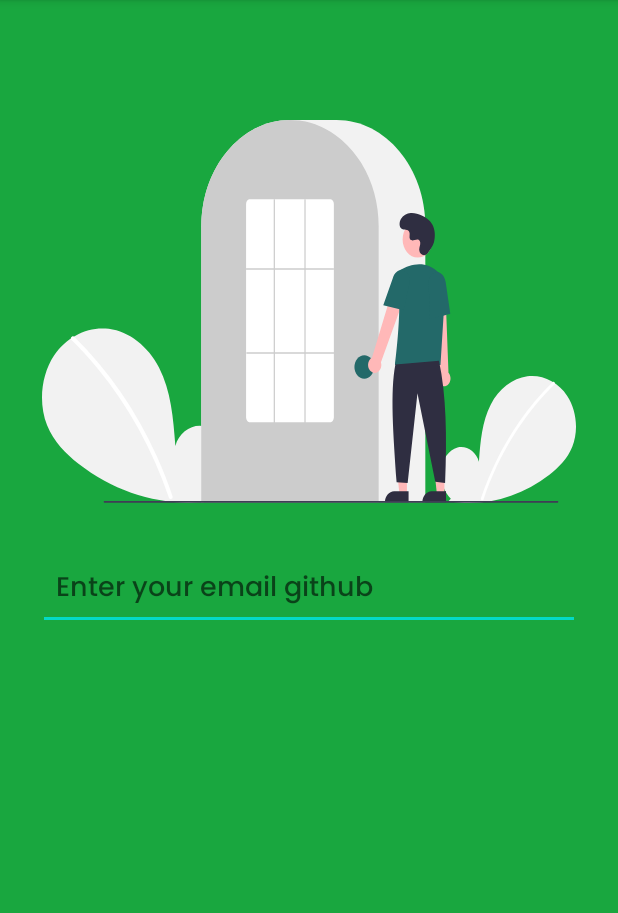
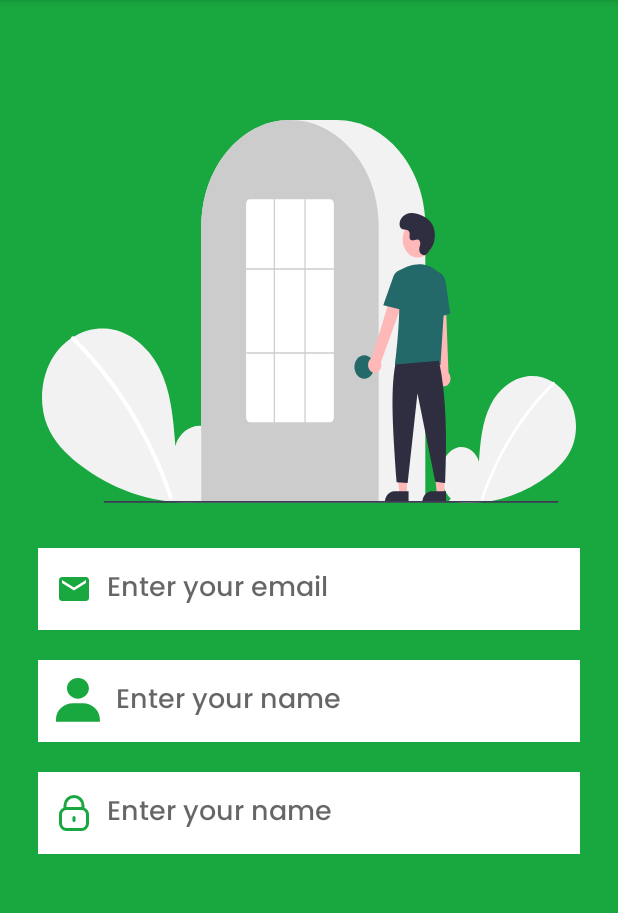
Before and after one commit to chetan7020/FoodBankApp, an Android app: the UserLoginActivity screen opened directly, with no data from a screen before it, on a phone screen of 412 x 824 dp, the part 84-997 px from its top. Run offline under Robolectric (Android 15) with nearby library versions, the phone set to English and light mode, and no system bars.

Commit message:
some changes

```diff
--- a/app/src/main/java/com/codizcdp/foodbanksurplus/UserLoginActivity.java
+++ b/app/src/main/java/com/codizcdp/foodbanksurplus/UserLoginActivity.java
@@ -1,8 +1,12 @@
 package com.codizcdp.foodbanksurplus;
 
 import androidx.appcompat.app.AppCompatActivity;
+import androidx.appcompat.app.AppCompatDelegate;
 
+import android.os.Build;
 import android.os.Bundle;
+import android.view.Window;
+import android.view.WindowManager;
 
 public class UserLoginActivity extends AppCompatActivity {
 
@@ -11,5 +15,15 @@ public class UserLoginActivity extends AppCompatActivity {
     protected void onCreate(Bundle savedInstanceState) {
         super.onCreate(savedInstanceState);
         setContentView(R.layout.activity_user_login);
+
+        AppCompatDelegate.setDefaultNightMode(AppCompatDelegate.MODE_NIGHT_NO);
+
+        if (Build.VERSION.SDK_INT >= 21) {
+            Window window = this.getWindow();
+            window.addFlags(WindowManager.LayoutParams.FLAG_DRAWS_SYSTEM_BAR_BACKGROUNDS);
+            window.clearFlags(WindowManager.LayoutParams.FLAG_TRANSLUCENT_STATUS);
+            window.setStatusBarColor(this.getResources().getColor(R.color.theme));
+            window.setNavigationBarColor(this.getResources().getColor(R.color.theme));
+        }
     }
 }
--- /dev/null
+++ b/app/src/main/res/drawable/email.xml
@@ -0,0 +1,14 @@
+<!--<vector xmlns:android="http://schemas.android.com/apk/res/android"-->
+<!--    android:width="512dp"-->
+<!--    android:height="512dp"-->
+<!--    android:viewportWidth="24"-->
+<!--    android:viewportHeight="24">-->
+<!--  <path-->
+<!--      android:fillColor="#FFFFFF"-->
+<!--      android:pathData="M19,1H5A5.006,5.006 0,0 0,0 6V18a5.006,5.006 0,0 0,5 5H19a5.006,5.006 0,0 0,5 -5V6A5.006,5.006 0,0 0,19 1ZM5,3H19a3,3 0,0 1,2.78 1.887l-7.658,7.659a3.007,3.007 0,0 1,-4.244 0L2.22,4.887A3,3 0,0 1,5 3ZM19,21H5a3,3 0,0 1,-3 -3V7.5L8.464,13.96a5.007,5.007 0,0 0,7.072 0L22,7.5V18A3,3 0,0 1,19 21Z"/>-->
+<!--</vector>-->
+<vector android:height="24dp" android:tint="@color/theme"
+    android:viewportHeight="24" android:viewportWidth="24"
+    android:width="24dp" xmlns:android="http://schemas.android.com/apk/res/android">
+  <path android:fillColor="@android:color/white" android:pathData="M20,4L4,4c-1.1,0 -1.99,0.9 -1.99,2L2,18c0,1.1 0.9,2 2,2h16c1.1,0 2,-0.9 2,-2L22,6c0,-1.1 -0.9,-2 -2,-2zM20,8l-8,5 -8,-5L4,6l8,5 8,-5v2z"/>
+</vector>
--- /dev/null
+++ b/app/src/main/res/drawable/password_svg.xml
@@ -0,0 +1,12 @@
+<vector xmlns:android="http://schemas.android.com/apk/res/android"
+    android:width="24dp"
+    android:height="24dp"
+    android:viewportWidth="24"
+    android:viewportHeight="24">
+  <path
+      android:fillColor="@color/theme"
+      android:pathData="M19,8.424V7A7,7 0,0 0,5 7V8.424A5,5 0,0 0,2 13v6a5.006,5.006 0,0 0,5 5H17a5.006,5.006 0,0 0,5 -5V13A5,5 0,0 0,19 8.424ZM7,7A5,5 0,0 1,17 7V8H7ZM20,19a3,3 0,0 1,-3 3H7a3,3 0,0 1,-3 -3V13a3,3 0,0 1,3 -3H17a3,3 0,0 1,3 3Z"/>
+  <path
+      android:fillColor="@color/theme"
+      android:pathData="M12,14a1,1 0,0 0,-1 1v2a1,1 0,0 0,2 0V15A1,1 0,0 0,12 14Z"/>
+</vector>
--- /dev/null
+++ b/app/src/main/res/drawable/profile_svg.xml
@@ -0,0 +1,9 @@
+<vector xmlns:android="http://schemas.android.com/apk/res/android"
+    android:width="30dp"
+    android:height="30dp"
+    android:viewportWidth="30"
+    android:viewportHeight="30">
+  <path
+      android:pathData="M7.313,6.895C7.313,10.696 10.593,13.789 14.625,13.789C18.657,13.789 21.938,10.696 21.938,6.895C21.938,3.093 18.657,0 14.625,0C10.593,0 7.313,3.093 7.313,6.895ZM27.625,29.111H29.25V27.579C29.25,21.666 24.146,16.854 17.875,16.854H11.375C5.102,16.854 0,21.666 0,27.579V29.111H27.625Z"
+      android:fillColor="@color/theme"/>
+</vector>
--- /dev/null
+++ b/app/src/main/res/drawable/round_et.xml
@@ -0,0 +1,6 @@
+<?xml version="1.0" encoding="utf-8"?>
+<shape android:shape="rectangle" xmlns:android="http://schemas.android.com/apk/res/android">
+    <stroke android:color="@color/theme"
+        android:width="1dp"/>
+    <corners android:radius="100dp"/>
+</shape>
--- a/app/src/main/res/layout/activity_user_login.xml
+++ b/app/src/main/res/layout/activity_user_login.xml
@@ -41,19 +41,55 @@
         />
 
     <EditText
-        android:id="@+id/etSignUpEmail"
+        android:id="@+id/etSignUpName"
         android:layout_width="match_parent"
         android:layout_height="wrap_content"
         android:layout_marginHorizontal="25dp"
         android:layout_below="@id/img1"
         android:layout_marginTop="30dp"
-        android:layout_marginBottom="30dp"
+        android:layout_marginBottom="10dp"
+        android:background="@color/white"
+        android:drawableLeft="@drawable/email"
+        android:drawablePadding="10dp"
         android:fontFamily="@font/poppins_medium"
-        android:textColor="@color/white"
-        android:hint="Enter your email github"
+        android:hint="Enter your email"
+        android:inputType="textEmailAddress"
+        android:padding="12dp"
+        android:paddingHorizontal="10dp" />
+
+    <EditText
+        android:id="@+id/etSignUpEmail"
+        android:layout_width="match_parent"
+        android:layout_height="wrap_content"
+        android:layout_marginHorizontal="25dp"
+        android:layout_below="@id/etSignUpName"
+        android:layout_marginTop="10dp"
+        android:layout_marginBottom="10dp"
+        android:background="@color/white"
+        android:drawableLeft="@drawable/profile_svg"
+        android:drawablePadding="10dp"
+        android:fontFamily="@font/poppins_medium"
+        android:hint="Enter your name"
+        android:inputType="textEmailAddress"
+        android:padding="12dp"
+        android:paddingHorizontal="10dp" />
+    <EditText
+        android:id="@+id/etSignUpPassword"
+        android:layout_width="match_parent"
+        android:layout_height="wrap_content"
+        android:layout_marginHorizontal="25dp"
+        android:layout_below="@id/etSignUpEmail"
+        android:layout_marginTop="10dp"
+        android:layout_marginBottom="10dp"
+        android:background="@color/white"
+        android:drawableLeft="@drawable/password_svg"
+        android:drawablePadding="10dp"
+        android:fontFamily="@font/poppins_medium"
+        android:hint="Enter your name"
         android:inputType="textEmailAddress"
         android:padding="12dp"
         android:paddingHorizontal="10dp" />
 
 
+
 </RelativeLayout>
```
